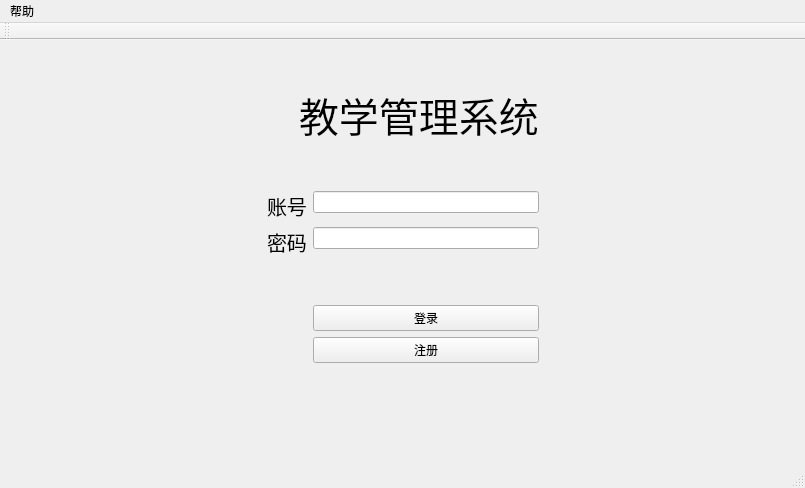
First picture: the form in testdemo.ui, repository Lemonlittlesweet/Academic-Affairs-Management-System, before the edit.
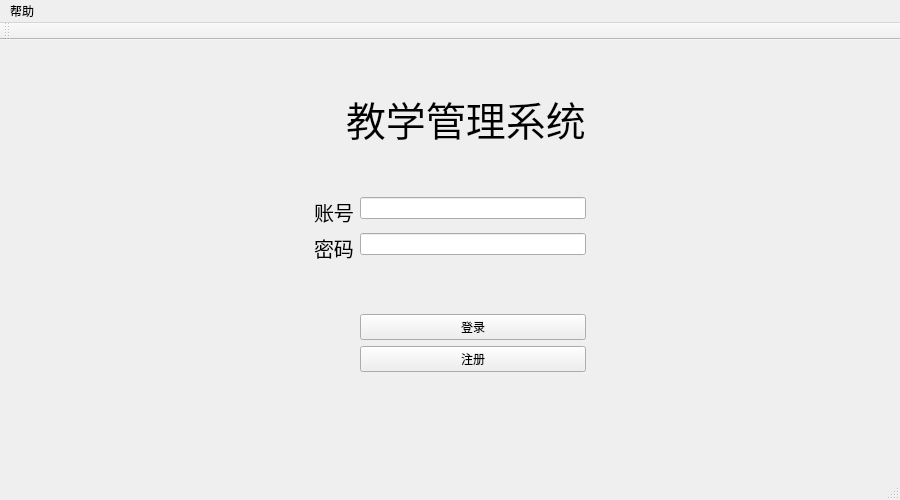
Second picture: the form after the edit. Icons and pictures are not drawn.

Patch:
```diff
--- a/testdemo.ui
+++ b/testdemo.ui
@@ -6,10 +6,16 @@
    <rect>
     <x>0</x>
     <y>0</y>
-    <width>805</width>
-    <height>488</height>
+    <width>900</width>
+    <height>500</height>
    </rect>
   </property>
+  <property name="minimumSize">
+   <size>
+    <width>600</width>
+    <height>400</height>
+   </size>
+  </property>
   <property name="windowTitle">
    <string>testdemo</string>
   </property>
@@ -325,7 +331,7 @@
     <rect>
      <x>0</x>
      <y>0</y>
-     <width>805</width>
+     <width>900</width>
      <height>23</height>
     </rect>
    </property>
@@ -358,7 +364,7 @@
    </property>
   </action>
  </widget>
- <layoutdefault spacing="6" margin="11"/>
+ <layoutdefault spacing="6" margin="6"/>
  <tabstops>
   <tabstop>username</tabstop>
   <tabstop>pw</tabstop>
```
Left out of the diff: 2 changed lines with no effect on the pictures.
